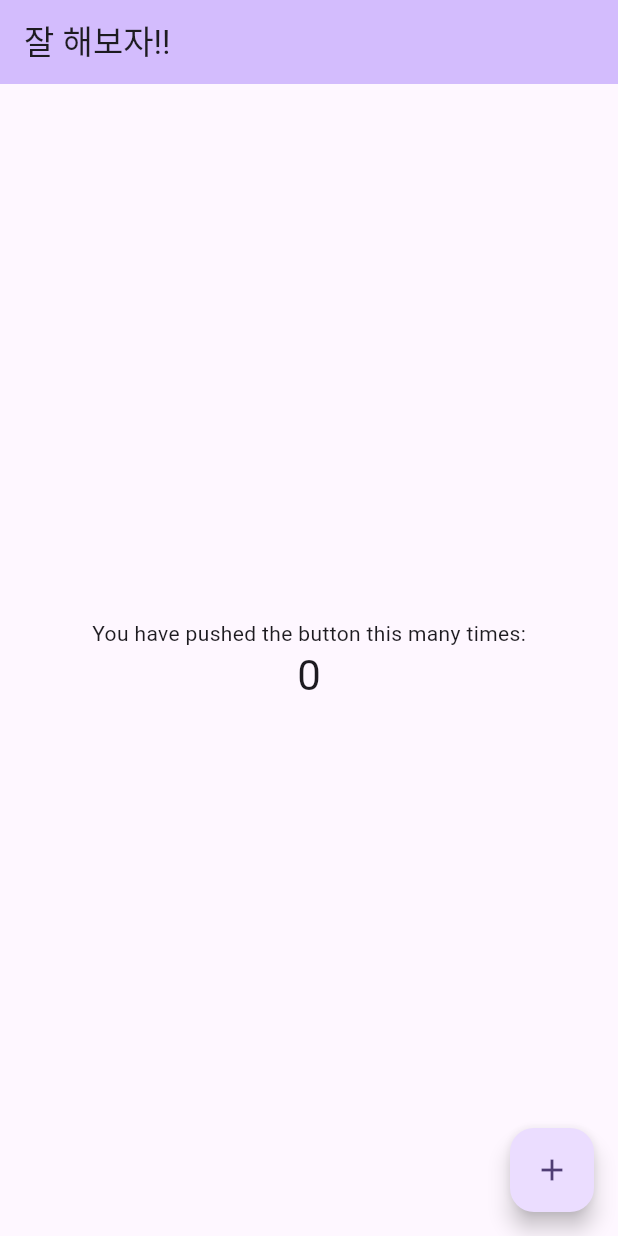
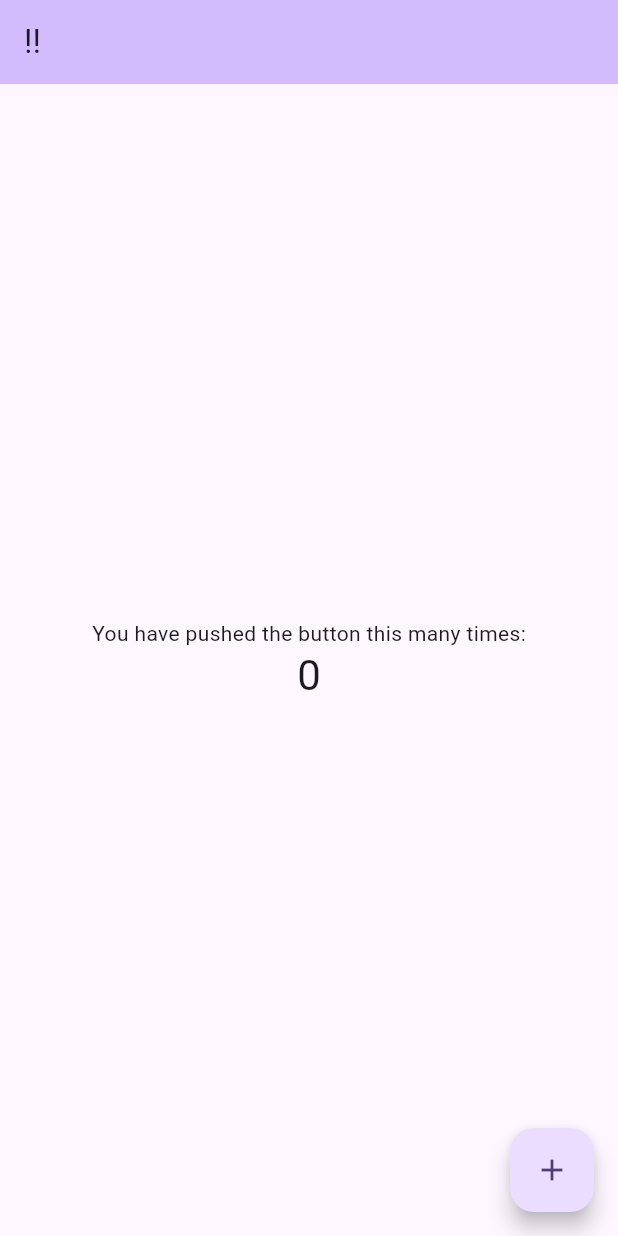
Before and after one commit to hyejung777/subway_api, a Flutter app: the screen it shows after launch, on a phone screen of 412 x 824 dp. Run offline on Flutter 3.47's test engine with Material 3 defaults, Android fonts, the phone set to English and light mode, and no system bars.

Commit message:
잘 해보자

```diff
--- a/lib/main.dart
+++ b/lib/main.dart
@@ -16,7 +16,8 @@ class MyApp extends StatelessWidget {
         colorScheme: ColorScheme.fromSeed(seedColor: Colors.deepPurple),
         useMaterial3: true,
       ),
-      home: const MyHomePage(title: '잘 해보자!!'),
+      home: const MyHomePage(title: ''
+          '!!'),
     );
   }
 }
```
